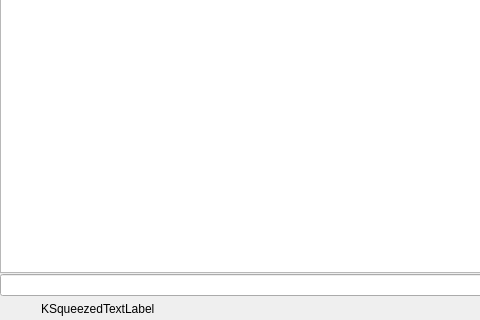
Above: plugins/dockers/palettedocker/wdgpalettedock.ui from KDE/krita before the change; both pictures show x 0 to 480 and y 102 to 422 of the 647 by 422 pixel window. Below: the same form after it.
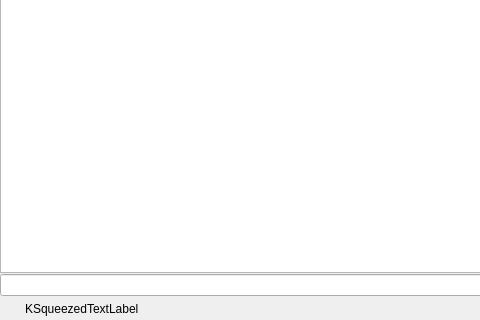
That is the form after the change. Icons and pictures are not drawn. Custom widgets are drawn as their Qt base class.

Commit message:
Make KisPopupButton a QToolButton instead of QPushButton
... to get the autoRaise style instead of flat style.

```diff
--- a/plugins/dockers/palettedocker/wdgpalettedock.ui
+++ b/plugins/dockers/palettedocker/wdgpalettedock.ui
@@ -97,7 +97,7 @@
        <property name="text">
         <string/>
        </property>
-       <property name="flat">
+       <property name="autoRaise">
         <bool>true</bool>
        </property>
       </widget>
@@ -184,7 +184,7 @@
   </customwidget>
   <customwidget>
    <class>KisPopupButton</class>
-   <extends>QPushButton</extends>
+   <extends>QToolButton</extends>
    <header>KisPopupButton.h</header>
   </customwidget>
   <customwidget>
```
The commit also changes 10 other files.
